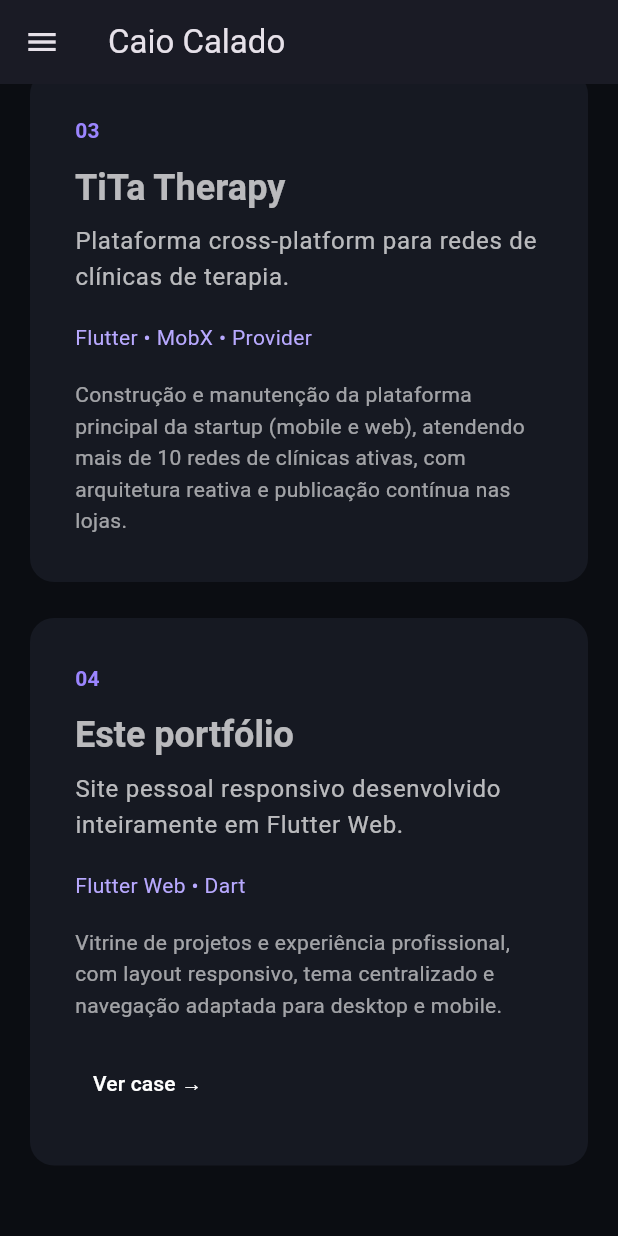
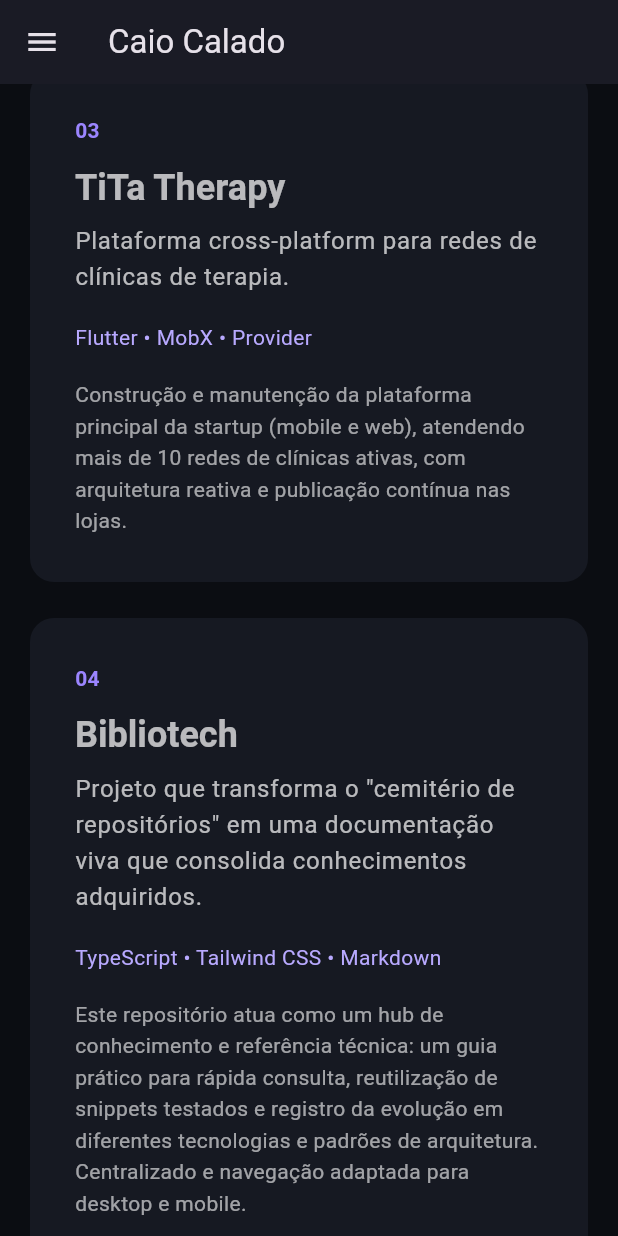
Before and after one commit to Kainato/kainato_portfolio, a Flutter app: the screen it shows after launch, scrolled down 2880 dp, on a phone screen of 412 x 824 dp. Run offline on Flutter 3.47's test engine with Material 3 defaults, Android fonts, the phone set to English and light mode, and no system bars.

Commit message:
Adiciona projeto "Bibliotech" à seção de portfólio com descrição e tecnologias

```diff
--- a/lib/app/home/sections/projects_section.dart
+++ b/lib/app/home/sections/projects_section.dart
@@ -41,7 +41,8 @@ class _ProjectCard extends StatelessWidget {
       onTap: url != null ? () => openExternalUrl(context, url) : null,
       child: Card(
         margin: const EdgeInsets.only(bottom: 24),
-        child: Padding(
+        child: Container(
+          width: double.infinity,
           padding: const EdgeInsets.all(30),
           child: Column(
             crossAxisAlignment: CrossAxisAlignment.start,
--- a/lib/core/data/portfolio_data.dart
+++ b/lib/core/data/portfolio_data.dart
@@ -190,6 +190,19 @@ abstract final class PortfolioData {
     ),
     PortfolioProject(
       order: '04',
+      title: 'Bibliotech',
+      subtitle:
+          'Projeto que transforma o "cemitério de repositórios" em uma documentação viva que consolida conhecimentos adquiridos.',
+      stack: 'TypeScript • Tailwind CSS • Markdown',
+      description:
+          'Este repositório atua como um hub de conhecimento e referência técnica: '
+          'um guia prático para rápida consulta, reutilização de snippets testados e '
+          'registro da evolução em diferentes tecnologias e padrões de arquitetura. '
+          'Centralizado e navegação adaptada para desktop e mobile.',
+      url: 'https://bibliotech-three.vercel.app/',
+    ),
+    PortfolioProject(
+      order: '05',
       title: 'Este portfólio',
       subtitle:
           'Site pessoal responsivo desenvolvido inteiramente em Flutter Web.',
```
